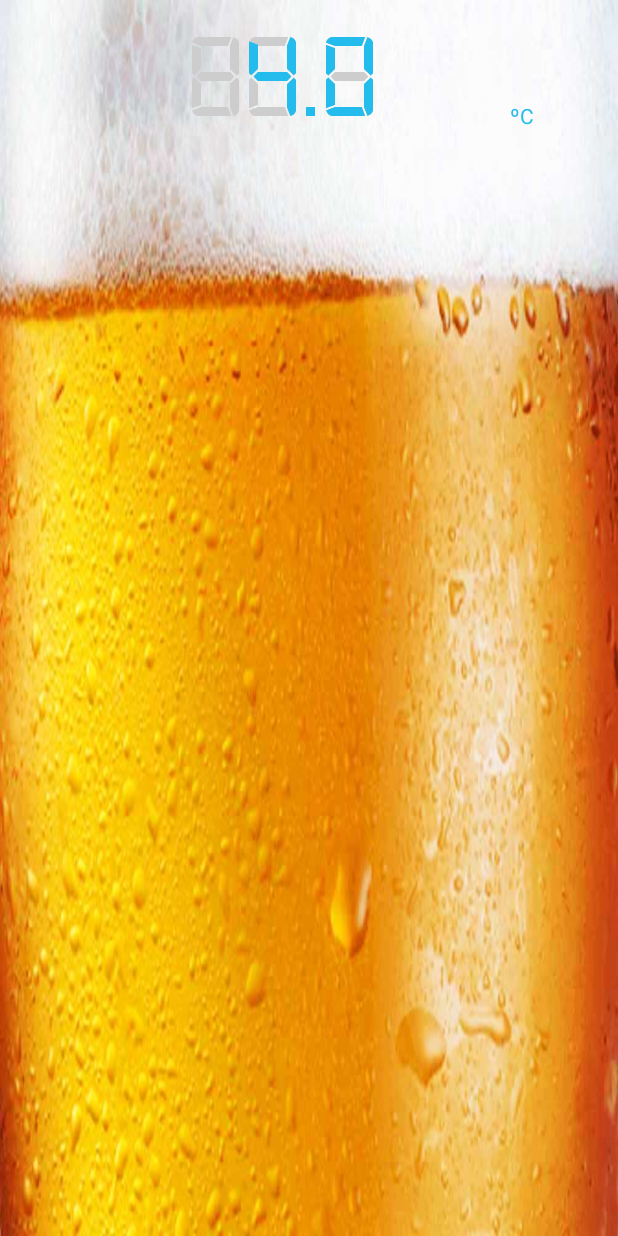
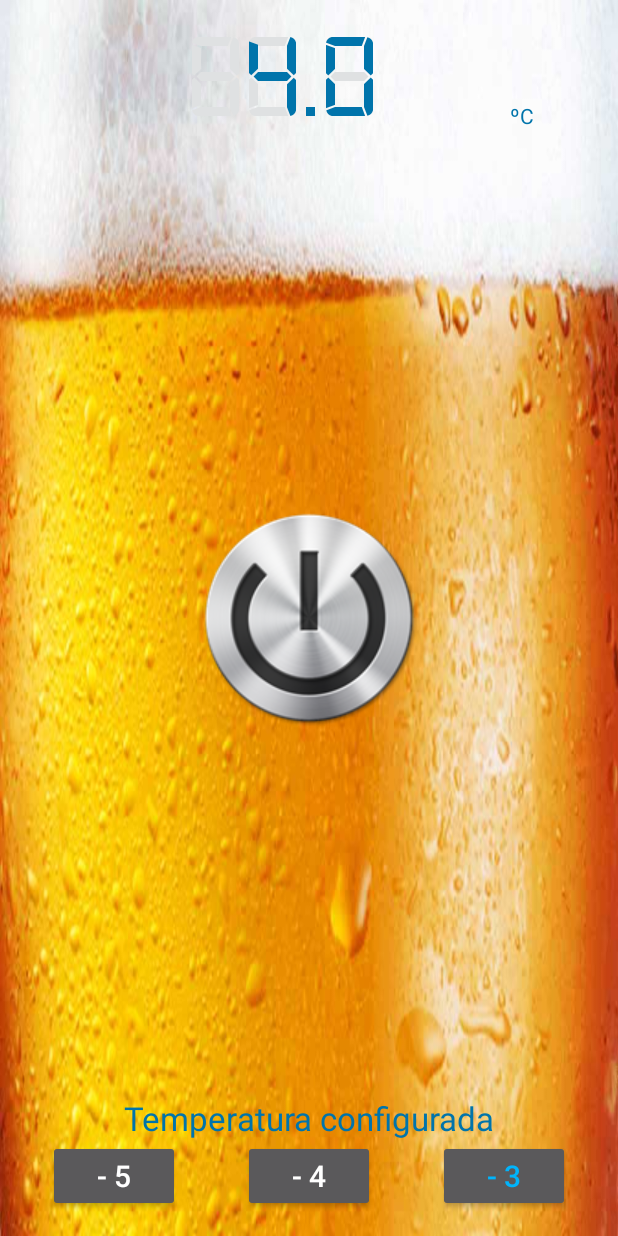
Before and after one commit to robertoconceicao/icebeer, an Android app: the screen it shows after launch (MainActivity), on a phone screen of 412 x 824 dp. Run offline under Robolectric (Android 15) with nearby library versions, the phone set to English and light mode, and no system bars.

Commit message:
Add imagens botao liga/desliga

```diff
--- a/app/src/main/java/br/com/projeto/icebeer/MainFragment.java
+++ b/app/src/main/java/br/com/projeto/icebeer/MainFragment.java
@@ -19,12 +19,15 @@ import android.graphics.Typeface;
 import android.os.Bundle;
 import android.os.Handler;
 import android.support.v4.app.Fragment;
+import android.support.v4.app.FragmentTransaction;
 import android.view.LayoutInflater;
 import android.view.Menu;
 import android.view.MenuInflater;
 import android.view.MenuItem;
 import android.view.View;
 import android.view.ViewGroup;
+import android.widget.Button;
+import android.widget.ImageView;
 import android.widget.ListView;
 import android.widget.TextView;
 
@@ -36,10 +39,18 @@ import java.util.TimerTask;
  */
 public class MainFragment extends Fragment {
 
+    public static final int BT3 = -3;
+    public static final int BT4 = -4;
+    public static final int BT5 = -5;
+
     Double temperatura;
     Timer timer;
     TimerTask timerTask;
     final Handler handler = new Handler();
+
+    // inicia com o botao default
+    int btSelecionado = BT3;
+    boolean statusPower = false;
 
     public MainFragment() {
         temperatura = 5.00;
@@ -84,7 +95,11 @@ public class MainFragment extends Fragment {
 
         if (id == R.id.action_test) {
             TestConexaoFragment tcf = new TestConexaoFragment();
-            getFragmentManager().beginTransaction().add(R.id.container, tcf).commit();
+            FragmentTransaction transaction = getFragmentManager().beginTransaction();
+            transaction.replace(R.id.container, tcf);
+            transaction.addToBackStack(null);
+
+            transaction.commit();
         }
 
         return super.onOptionsItemSelected(item);
@@ -93,10 +108,76 @@ public class MainFragment extends Fragment {
     @Override
     public View onCreateView(LayoutInflater inflater, ViewGroup container,
                              Bundle savedInstanceState) {
-        View rootView = inflater.inflate(R.layout.fragment_main, container, false);
-        // TODO cria a tela
-        return rootView;
+        View view = inflater.inflate(R.layout.fragment_main, container, false);
+
+        // evento botao3
+        Button botao = (Button) view.findViewById(R.id.bt3);
+        botao.setOnClickListener(new View.OnClickListener() {
+            public void onClick(View v) {
+                botaoSelecionado(BT3);
+            }
+        });
+
+        // evento botao4
+        botao = (Button) view.findViewById(R.id.bt4);
+        botao.setOnClickListener(new View.OnClickListener() {
+            public void onClick(View v) {
+                botaoSelecionado(BT4);
+            }
+        });
+
+        // evento botao5
+        botao = (Button) view.findViewById(R.id.bt5);
+        botao.setOnClickListener(new View.OnClickListener() {
+            public void onClick(View v) {
+                botaoSelecionado(BT5);
+            }
+        });
+
+        ImageView imgLigar = (ImageView) view.findViewById(R.id.imgLigar);
+        imgLigar.setOnClickListener(new View.OnClickListener() {
+            public void onClick(View v) {
+                statusPower = !statusPower;
+                ImageView _imgLigar = (ImageView) v.findViewById(R.id.imgLigar);
+                if(statusPower) {
+                    _imgLigar.setImageResource(R.drawable.ic_ligado_150px);
+                    startTimer();
+                } else {
+                    _imgLigar.setImageResource(R.drawable.ic_desligado_150px);
+                    stoptimertask();
+                }
+            }
+        });
+
+        return view;
     }
+
+    public void botaoSelecionado(int _btSelecionado){
+        Button bt3 = (Button) getActivity().findViewById(R.id.bt3);
+        Button bt4 = (Button) getActivity().findViewById(R.id.bt4);
+        Button bt5 = (Button) getActivity().findViewById(R.id.bt5);
+
+        bt3.setSelected(false);
+        bt4.setSelected(false);
+        bt5.setSelected(false);
+
+        btSelecionado = _btSelecionado;
+        switch (_btSelecionado){
+            case BT3:
+                bt3.setSelected(true);
+                break;
+            case BT4:
+                bt4.setSelected(true);
+                break;
+            case BT5:
+                bt5.setSelected(true);
+                break;
+            default:
+                bt3.setSelected(true);
+                btSelecionado = BT3;
+        }
+    }
+
 
     @Override
     public void onActivityCreated(Bundle savedInstanceState) {
@@ -111,9 +192,6 @@ public class MainFragment extends Fragment {
 
         TextView tx = (TextView) getActivity().findViewById(R.id.txtTemperatura);
         tx.setText(String.valueOf(temperatura));
-        //tx.setAllCaps(true);
-        //tx.setTextSize(TypedValue.COMPLEX_UNIT_DIP, 45);
-        //tx.setShadowLayer(5, 5, 5, Color.GRAY);
         tx.setTextSize(80);
         tx.setTypeface(tf);
 
@@ -128,6 +206,7 @@ public class MainFragment extends Fragment {
     public void onStart() {
         super.onStart();
         updateTemperatura();
+        botaoSelecionado(BT3);
     }
 
     public void startTimer() {
--- a/app/src/main/java/br/com/projeto/icebeer/SplashFragment.java
+++ b/app/src/main/java/br/com/projeto/icebeer/SplashFragment.java
@@ -1,5 +1,6 @@
 package br.com.projeto.icebeer;
 
+import android.support.v4.app.FragmentTransaction;
 import android.os.Bundle;
 import android.os.Handler;
 import android.support.v4.app.Fragment;
@@ -32,6 +33,11 @@ public class SplashFragment extends Fragment implements Runnable {
     @Override
     public void run() {
         MainFragment mainFragment = new MainFragment();
-        getFragmentManager().beginTransaction().add(R.id.container, mainFragment).commit();
+        FragmentTransaction transaction = getFragmentManager().beginTransaction();
+        transaction.replace(R.id.container, mainFragment);
+        transaction.addToBackStack(null);
+
+        transaction.commit();
+        //getFragmentManager().beginTransaction().add(R.id.container, mainFragment).commit();
     }
 }
--- /dev/null
+++ b/app/src/main/res/color/text_bt_config.xml
@@ -0,0 +1,7 @@
+<?xml version="1.0" encoding="utf-8"?>
+<selector xmlns:android="http://schemas.android.com/apk/res/android">
+    <item android:state_selected="false" android:color="#FFFFFF" />
+    <item android:state_selected="true" android:color="#00b4fc"/>
+    <item android:state_focused="true" android:color="#00b4fc" />
+    <item android:state_pressed="true" android:color="#00b4fc" />
+</selector>
--- /dev/null
+++ b/app/src/main/res/drawable/gradiente_background_display.xml
@@ -0,0 +1,8 @@
+<?xml version="1.0" encoding="utf-8"?>
+<shape xmlns:android="http://schemas.android.com/apk/res/android" android:shape="rectangle">
+    <gradient
+        android:startColor="#002638"
+        android:endColor="#02cef7"
+        android:angle="90"
+        android:type="linear"/>
+</shape>
--- a/app/src/main/res/layout/fragment_main.xml
+++ b/app/src/main/res/layout/fragment_main.xml
@@ -16,6 +16,19 @@
         android:paddingLeft="16dp"
         android:paddingRight="16dp">
 
+<!--
+        <TextView
+            android:id="@+id/bgDisplay"
+            android:layout_width="match_parent"
+            android:layout_height="80dp"
+            android:layout_alignParentLeft="true"
+            android:gravity="right"
+            android:textSize="80dp"
+            android:editable="false"
+            android:focusable="false"
+            android:fontFamily="sans-serif-condensed"
+            android:background="@drawable/gradiente_background_display"/>
+-->
         <TextView
             android:id="@+id/shadowTemperatura"
             android:layout_width="220dp"
@@ -25,8 +38,9 @@
             android:textSize="80dp"
             android:editable="false"
             android:focusable="false"
-            android:fontFamily="sans-serif-condensed"
-            android:textColor="#CDCDCD" />
+            android:textColor="#dfe1e2"
+            android:text="000"
+            android:fontFamily="sans-serif-condensed"/>
 
         <TextView
             android:id="@+id/txtTemperatura"
@@ -36,9 +50,11 @@
             android:gravity="right"
             android:textSize="80dp"
             android:editable="false"
+            android:text="-02"
+            android:textColor="#0074ab"
             android:focusable="false"
             android:fontFamily="sans-serif-condensed"
-            android:textColor="#24bbed" />
+            />
 
         <TextView
             android:id="@+id/txtGrau"
@@ -50,7 +66,59 @@
             android:layout_alignParentEnd="true"
             android:editable="false"
             android:focusable="false"
-            android:textColor="#24bbed" />
+            android:textColor="#0074ab"
+            />
 
+        <Button
+            android:layout_width="wrap_content"
+            android:layout_height="wrap_content"
+            android:text="- 4"
+            android:textSize="20dp"
+            android:textColor="@color/text_bt_config"
+            android:id="@+id/bt4"
+            android:layout_alignParentBottom="true"
+            android:layout_centerHorizontal="true" />
+
+        <Button
+            android:layout_width="wrap_content"
+            android:layout_height="wrap_content"
+            android:text="- 3"
+            android:textSize="20dp"
+            android:textColor="@color/text_bt_config"
+            android:id="@+id/bt3"
+            android:layout_alignParentBottom="true"
+            android:layout_alignRight="@+id/textView"
+            android:layout_alignEnd="@+id/textView" />
+
+        <Button
+            android:layout_width="wrap_content"
+            android:layout_height="wrap_content"
+            android:text="- 5"
+            android:textSize="20dp"
+            android:id="@+id/bt5"
+            android:textColor="@color/text_bt_config"
+            android:layout_alignParentBottom="true"
+            android:layout_alignParentLeft="true"
+            android:layout_alignParentStart="true" />
+
+        <TextView
+            android:layout_width="fill_parent"
+            android:layout_height="wrap_content"
+            android:text="@string/config_temperatura"
+            android:id="@+id/textView"
+            android:textSize="22sp"
+            android:gravity="center"
+            android:textColor="#0074ab"
+            android:layout_above="@+id/bt4"
+            android:layout_alignParentLeft="true"
+            android:layout_alignParentStart="true" />
+
+        <ImageView
+            android:layout_width="wrap_content"
+            android:layout_height="wrap_content"
+            android:id="@+id/imgLigar"
+            android:src="@drawable/ic_desligado_150px"
+            android:layout_centerInParent="true"
+            />
     </RelativeLayout>
 </FrameLayout>
--- a/app/src/main/res/values/strings.xml
+++ b/app/src/main/res/values/strings.xml
@@ -17,4 +17,5 @@
     <!--<string name="default_url">http://www.google.com.br</string> -->
     <string name="bt_testar">Testar Conexão</string>
     <string name="teste_conexao">Teste Conexão</string>
+    <string name="config_temperatura">Temperatura configurada</string>
 </resources>
```
Also changed, not shown: app/src/main/res/drawable/ic_desligado_150px.png (added), app/src/main/res/drawable/ic_ligado_150px.png (added).
